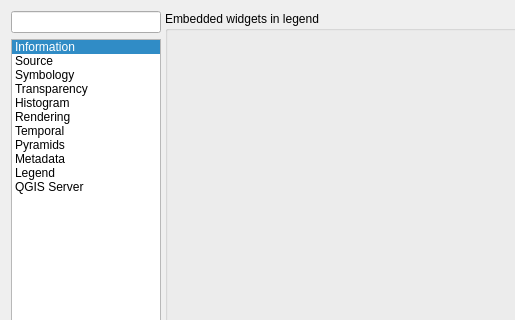
qgis/QGIS, file src/ui/qgsrasterlayerpropertiesbase.ui: the form before one commit; both pictures show x 0 to 515 and y 0 to 320 of the 815 by 730 pixel window.
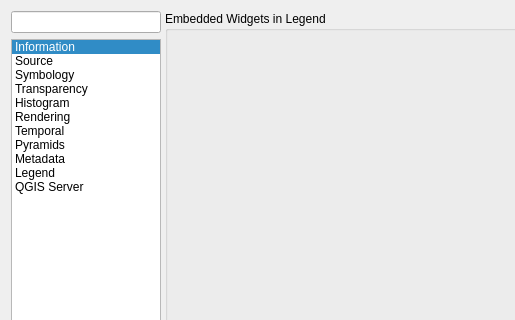
The form after the commit. The open tabs and pages were chosen to show the change. Icons and pictures are not drawn. Custom widgets are drawn as their Qt base class.

```diff
--- a/src/ui/qgsrasterlayerpropertiesbase.ui
+++ b/src/ui/qgsrasterlayerpropertiesbase.ui
@@ -2089,7 +2089,7 @@
            <item>
             <widget class="QGroupBox" name="groupBox">
              <property name="title">
-              <string>Embedded widgets in legend</string>
+              <string>Embedded Widgets in Legend</string>
              </property>
              <layout class="QVBoxLayout" name="verticalLayout_17">
               <item>
```
